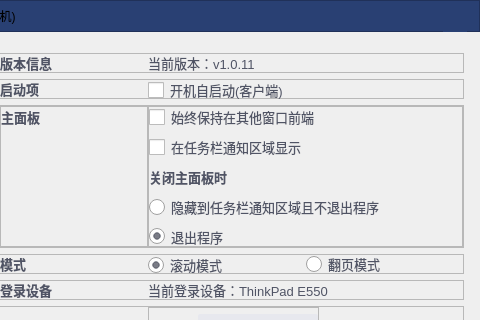
Before: the Qt Designer form systemsettingwidget.ui in ZhouMei20220810/TEST, drawn with Qt 5; both pictures show x 160 to 640 and y 0 to 320 of the 640 by 556 pixel window.
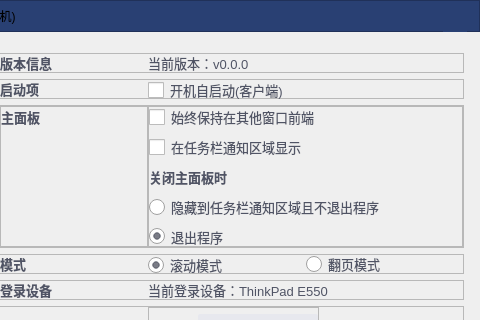
After: the same form once the commit is applied. Icons and pictures are not drawn. Custom widgets are drawn as their Qt base class.

Commit message: 1、版本在代码中控制并显示，只需修改CURRENT_APP_VERSION宏 2、版本比较是否更新以及强制更新

```diff
--- a/systemsettingwidget.ui
+++ b/systemsettingwidget.ui
@@ -782,7 +782,7 @@
               <item>
                <widget class="QLabel" name="label_16">
                 <property name="text">
-                 <string>当前版本：v1.0.11</string>
+                 <string>当前版本：v0.0.0</string>
                 </property>
                </widget>
               </item>
```
Left out of the diff: 6 changed lines with no effect on the pictures. The commit also changes 11 other files.
